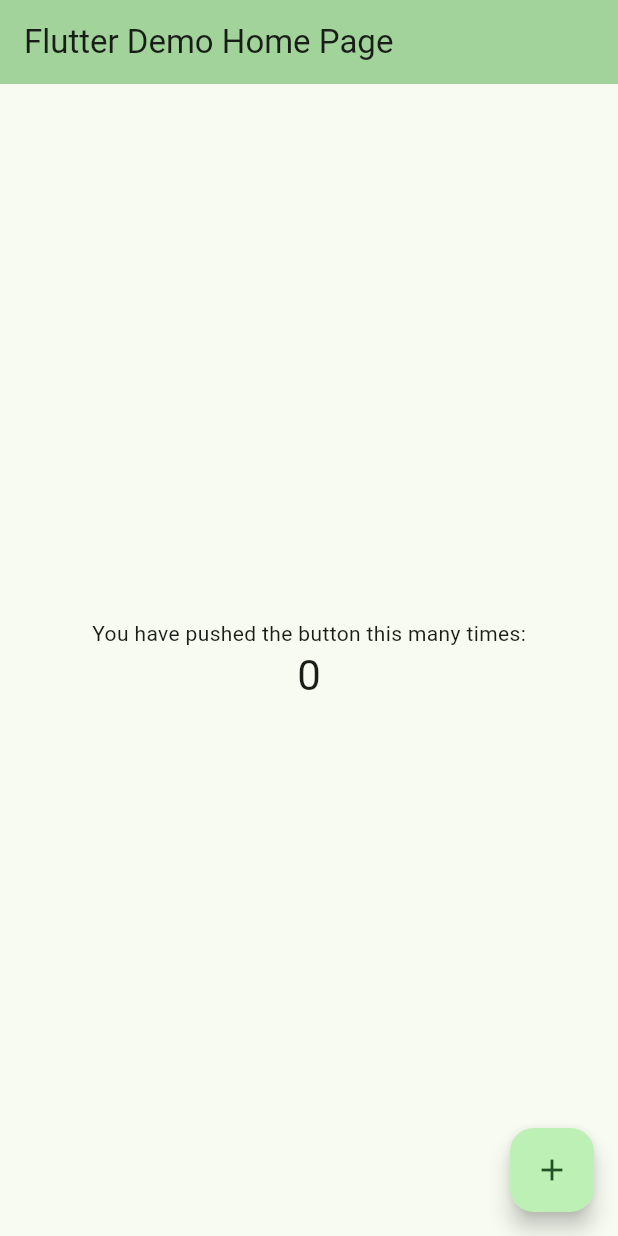
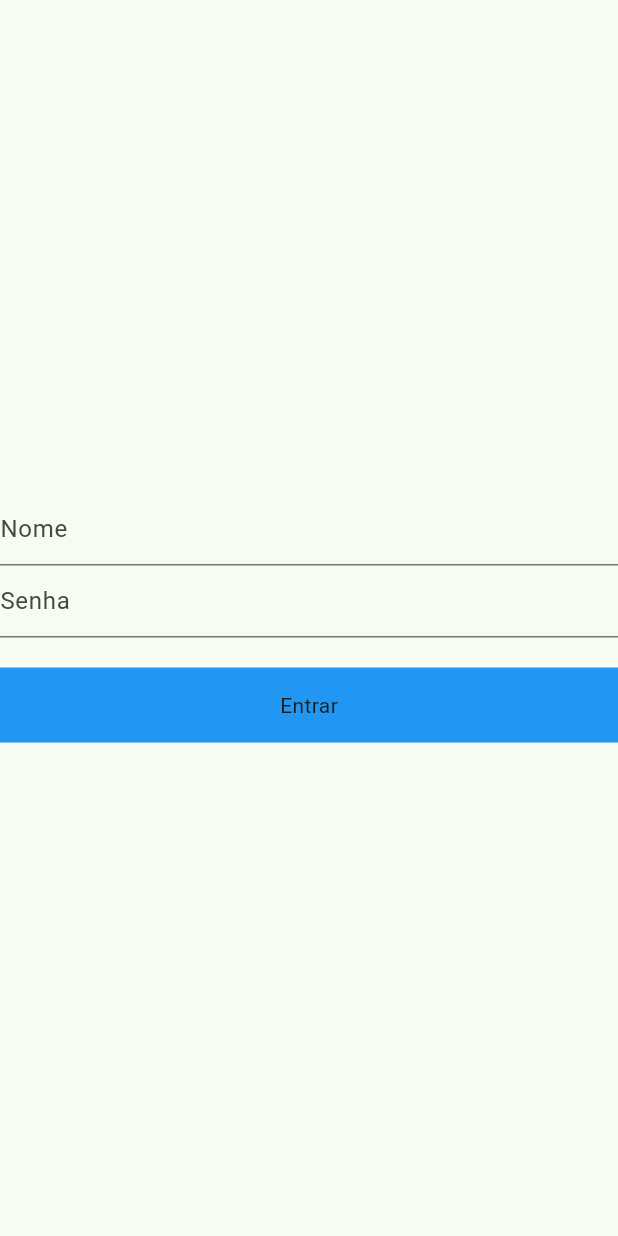
Before and after one commit to Flutters-Vilani/moeda_verde, a Flutter app: the screen it shows after launch, on a phone screen of 412 x 824 dp. Run offline on Flutter 3.47's test engine with Material 3 defaults, Android fonts, the light colour scheme and no system bars; our stand-ins replace cloud_firestore, firebase_core; accounts and stored records are empty.

Commit message:
Alteracoes feitas que fez com fosse possivel rodar o app conectado no firestore!!! tela de login funcionando em modo de prototipo

```diff
--- a/lib/main.dart
+++ b/lib/main.dart
@@ -1,6 +1,7 @@
-// import 'package:cloud_firestore/cloud_firestore.dart';
+import 'package:cloud_firestore/cloud_firestore.dart';
 import 'package:flutter/material.dart';
 import 'package:firebase_core/firebase_core.dart';
+import 'package:moeda_verde/views/login/login.dart';
 import 'firebase_options.dart';
 
 void main() async {
@@ -22,7 +23,7 @@ class MyApp extends StatelessWidget {
         colorScheme: ColorScheme.fromSeed(seedColor: Colors.green),
         useMaterial3: true,
       ),
-      home: const MyHomePage(title: 'Flutter Demo Home Page'),
+      home: Login(),
     );
   }
 }
@@ -38,15 +39,16 @@ class MyHomePage extends StatefulWidget {
 
 class _MyHomePageState extends State<MyHomePage> {
   int _counter = 0;
+  dynamic users = [];
 
-  // lerDados() async {
-  //   FirebaseFirestore db = FirebaseFirestore.instance;
-  //   await db.collection("usuarios").get().then((event) {
-  //     for (var doc in event.docs) {
-  //       print("${doc.id} => ${doc.data()}");
-  //     }
-  //   });
-  // }
+  lerDados() async {
+    FirebaseFirestore db = FirebaseFirestore.instance;
+    await db.collection("usuarios").get().then((event) {
+      setState(() {
+        users = event.docs;
+      });
+    });
+  }
 
   void _incrementCounter() {
     setState(() {
@@ -65,13 +67,23 @@ class _MyHomePageState extends State<MyHomePage> {
         child: Column(
           mainAxisAlignment: MainAxisAlignment.center,
           children: <Widget>[
-            const Text(
-              'You have pushed the button this many times:',
+            GestureDetector(
+              onTap: () async {
+                lerDados();
+              },
+              child: Text("Listar"),
             ),
-            Text(
-              '$_counter',
-              style: Theme.of(context).textTheme.headlineMedium,
-            ),
+            ListView.builder(
+                shrinkWrap: true,
+                itemCount: users.length,
+                itemBuilder: (ctx, index) {
+                  return Text(
+                    users[index]['nome'],
+                    style: TextStyle(
+                      fontWeight: FontWeight.bold,
+                    ),
+                  );
+                })
           ],
         ),
       ),
--- /dev/null
+++ b/lib/views/login/login.dart
@@ -0,0 +1,75 @@
+import 'package:cloud_firestore/cloud_firestore.dart';
+import 'package:flutter/material.dart';
+import 'package:moeda_verde/views/home/home.dart';
+
+class Login extends StatefulWidget {
+  const Login({super.key});
+
+  @override
+  State<Login> createState() => _LoginState();
+}
+
+class _LoginState extends State<Login> {
+  TextEditingController nome = TextEditingController();
+  TextEditingController senha = TextEditingController();
+
+  Future<bool> autentica(String nome, String senha) async {
+    try {
+      FirebaseFirestore db = FirebaseFirestore.instance;
+
+      QuerySnapshot query = await db
+          .collection("usuarios")
+          .where("nome", isEqualTo: nome)
+          .where("senha", isEqualTo: senha)
+          .get();
+
+      if (query.docs.isNotEmpty) {
+        // Usuário encontrado
+        print("Usuário autenticado: ${query.docs.first.data()}");
+
+        Navigator.of(context).push(MaterialPageRoute(builder: (ctx) => Home()));
+        return true;
+      } else {
+        // Nenhum usuário com esse nome e senha
+        print("Usuário não encontrado");
+
+        return false;
+      }
+    } catch (e) {
+      print("Erro ao autenticar: $e");
+      return false;
+    }
+  }
+
+  @override
+  Widget build(BuildContext context) {
+    return Scaffold(
+      body: Column(
+        mainAxisAlignment: MainAxisAlignment.center,
+        children: [
+          TextField(
+            controller: nome,
+            decoration: InputDecoration(hintText: 'Nome'),
+          ),
+          TextField(
+            controller: senha,
+            decoration: InputDecoration(hintText: 'Senha'),
+          ),
+          GestureDetector(
+            onTap: () {
+              autentica(nome.text, senha.text);
+            },
+            child: Container(
+              alignment: Alignment.center,
+              margin: EdgeInsets.only(top: 20),
+              width: double.maxFinite,
+              height: 50,
+              decoration: BoxDecoration(color: Colors.blue),
+              child: Text("Entrar"),
+            ),
+          )
+        ],
+      ),
+    );
+  }
+}
```
Also changed, not shown: lib/views/home/home.dart (added, +22 -0 lines), lib/firebase_options.dart, 3 other files.
